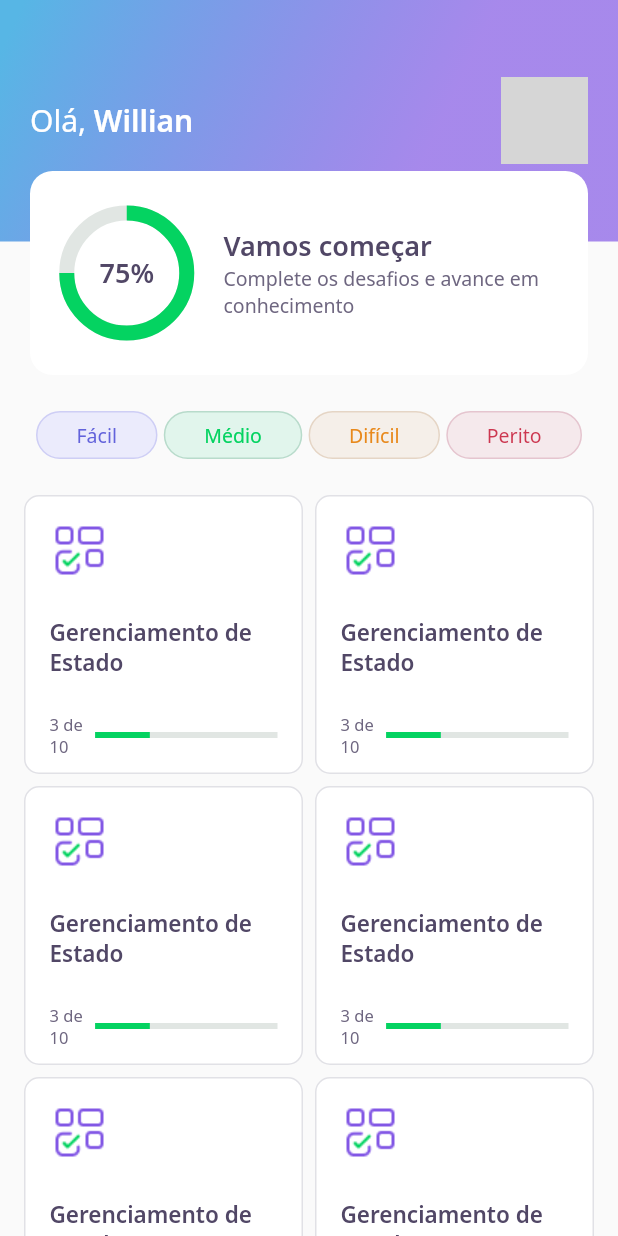
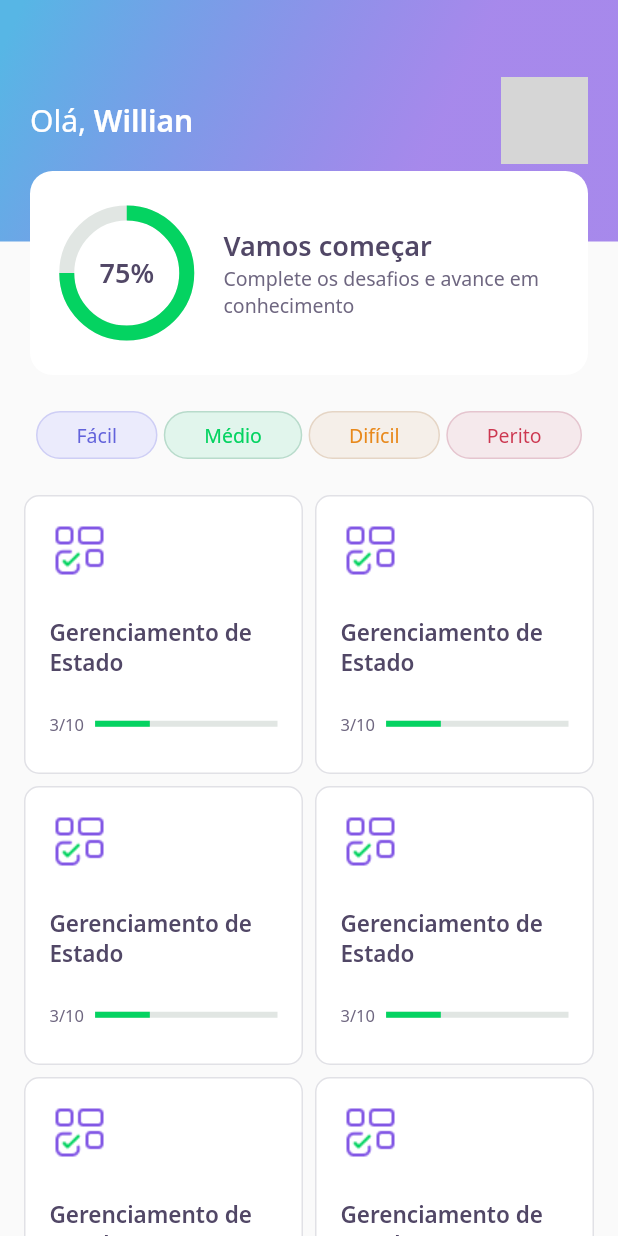
Before and after one commit to AnalogicAllergy/nlw5, a Flutter app: the screen it shows after launch, on a phone screen of 412 x 824 dp. Run offline on Flutter 3.47's test engine with Material 2 defaults, Android fonts, the phone set to English and light mode, and no system bars; our stand-ins replace google_fonts; network calls fail; grey boxes are pictures that could not be loaded.

Commit message:
change progress text

```diff
--- a/lib/home/widgets/quiz_card/quiz_card_widget.dart
+++ b/lib/home/widgets/quiz_card/quiz_card_widget.dart
@@ -34,7 +34,7 @@ class QuizCardWidget extends StatelessWidget {
           Row(
             children: [
               Expanded(
-                  flex: 1, child: Text("3 de 10", style: AppTextStyles.body11)),
+                  flex: 1, child: Text("3/10", style: AppTextStyles.body11)),
               Expanded(
                 flex: 4,
                 child: LinearProgressIndicator(
```
